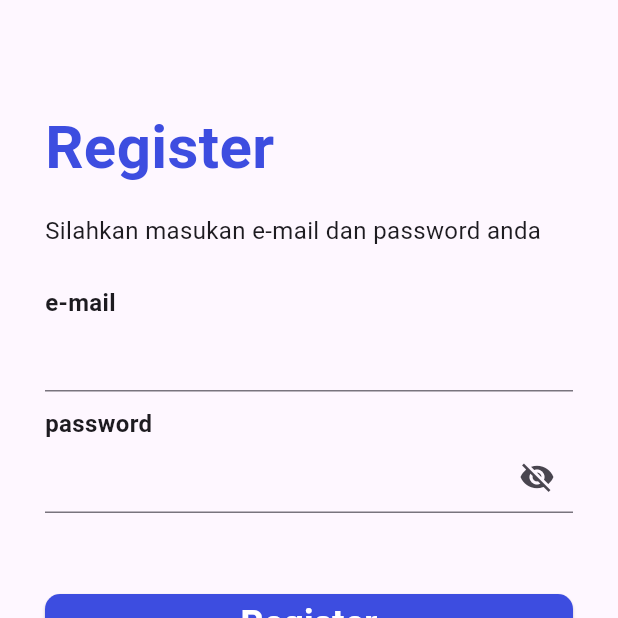
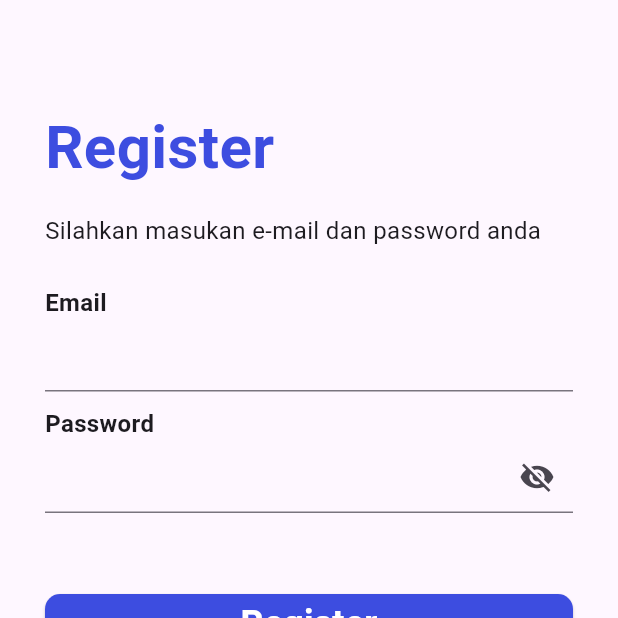
Before and after one commit to aldisakti2/Nusantara-News-App, a Flutter app: the RegisterScreen screen opened directly, on a phone screen of 412 x 824 dp, the top half of it. Run offline on Flutter 3.47's test engine with Material 3 defaults, Android fonts, the light colour scheme and no system bars; our stand-ins replace bloc, firebase_auth, firebase_core, flutter_bloc, google_fonts, percent_indicator; accounts and stored records are empty.

Commit message:
Fix Login and Register

```diff
--- a/lib/pages/home_page.dart
+++ b/lib/pages/home_page.dart
@@ -55,7 +55,7 @@ class HomePage extends StatelessWidget {
                               Radius.circular(10),
                             ),
                             image: DecorationImage(
-                              image: AssetImage('assets/images/user-aldi.png'),
+                              image: AssetImage('assets/icons/profile.png'),
                               fit: BoxFit.cover,
                             ),
                             boxShadow: [
--- a/lib/pages/login_page.dart
+++ b/lib/pages/login_page.dart
@@ -4,6 +4,7 @@
 import 'package:nusantara_news_app/bloc/login/login_cubit.dart';
 import 'package:nusantara_news_app/pages/main_page.dart';
 import 'package:nusantara_news_app/styles/colors.dart';
+import 'package:nusantara_news_app/utils/routes.dart';
 
 class LoginPage extends StatelessWidget {
   const LoginPage({Key? key}) : super(key: key);
@@ -67,7 +68,7 @@
                 content: Text(state.msg),
                 backgroundColor: Colors.green,
               ));
-            Navigator.pushNamedAndRemoveUntil(context, rHome, (route) => false);
+            Navigator.pushNamedAndRemoveUntil(context, rMain, (route) => false);
           }
         },
         child: Container(
@@ -85,7 +86,7 @@
                 height: 15,
               ),
               const Text(
-                "Silahkan masukan e-mail dan password anda",
+                "Silahkan masukan email dan password anda",
                 style: TextStyle(
                   fontSize: 16,
                 ),
@@ -94,7 +95,7 @@
                 height: 25,
               ),
               const Text(
-                "e-mail",
+                "Email",
                 style: TextStyle(fontSize: 16, fontWeight: FontWeight.bold),
               ),
               TextFormField(
@@ -104,7 +105,7 @@
                 height: 10,
               ),
               const Text(
-                "password",
+                "Password",
                 style: TextStyle(fontSize: 16, fontWeight: FontWeight.bold),
               ),
               TextFormField(
--- a/lib/pages/register_page.dart
+++ b/lib/pages/register_page.dart
@@ -2,6 +2,7 @@ import 'package:flutter/material.dart';
 import 'package:flutter_bloc/flutter_bloc.dart';
 import 'package:nusantara_news_app/bloc/register/register_cubit.dart';
 import 'package:nusantara_news_app/pages/main_page.dart';
+import 'package:nusantara_news_app/utils/routes.dart';
 
 class RegisterScreen extends StatefulWidget {
   const RegisterScreen({Key? key}) : super(key: key);
@@ -68,7 +69,7 @@ class _RegisterScreenState extends State<RegisterScreen> {
                 height: 25,
               ),
               Text(
-                "e-mail",
+                "Email",
                 style: TextStyle(fontSize: 16, fontWeight: FontWeight.bold),
               ),
               TextFormField(
@@ -78,7 +79,7 @@ class _RegisterScreenState extends State<RegisterScreen> {
                 height: 10,
               ),
               Text(
-                "password",
+                "Password",
                 style: TextStyle(fontSize: 16, fontWeight: FontWeight.bold),
               ),
               TextFormField(
```
Also changed, not shown: lib/main.dart (+39 -12 lines), lib/pages/main_page.dart (+0 -32 lines), lib/utils/routes.dart (added, +29 -0 lines), assets/images/Logo.png (added), lib/pages/on_boarding_page.dart (added), 1 other file.
